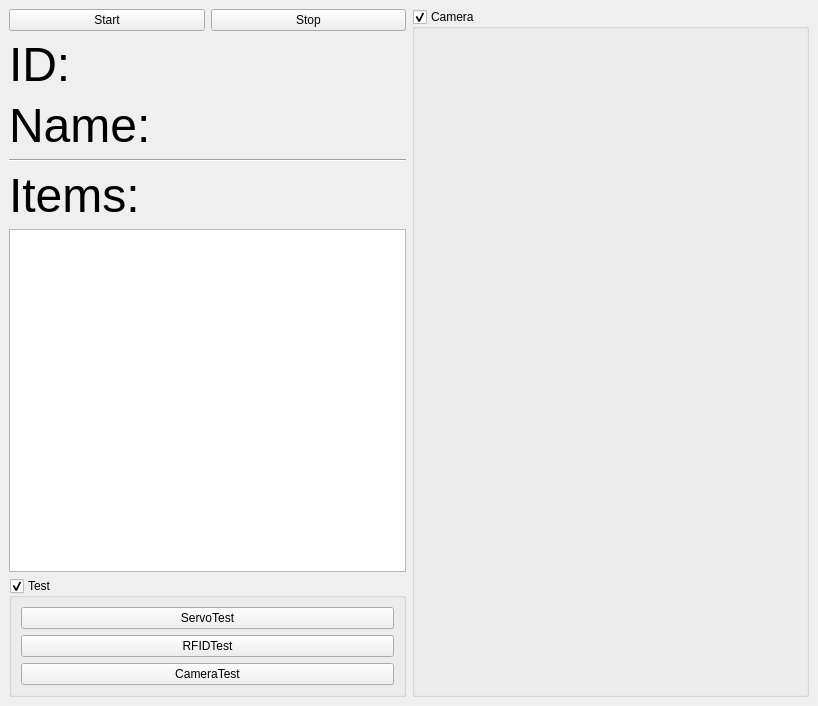
Qt form mainwindow.ui (wh201906/Pharmacy_Robot) before a commit.
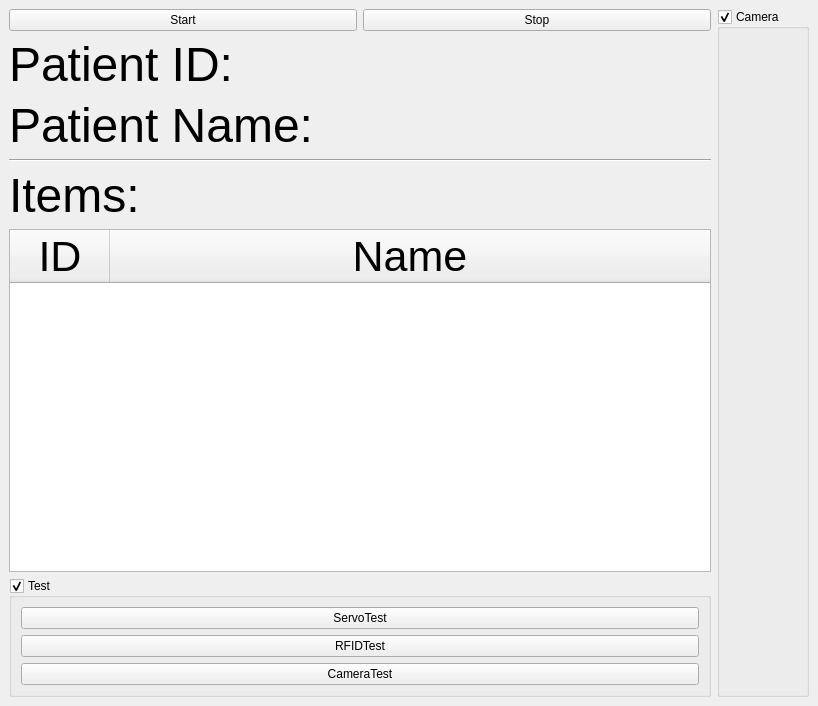
The same form after that commit.

Patch:
```diff
--- a/mainwindow.ui
+++ b/mainwindow.ui
@@ -43,7 +43,7 @@
          </font>
         </property>
         <property name="text">
-         <string>ID:</string>
+         <string>Patient ID:</string>
         </property>
        </widget>
       </item>
@@ -55,7 +55,7 @@
          </font>
         </property>
         <property name="text">
-         <string>Name:</string>
+         <string>Patient Name:</string>
         </property>
        </widget>
       </item>
@@ -79,18 +79,34 @@
        </widget>
       </item>
       <item>
-       <widget class="QListWidget" name="drugListWidget">
-        <property name="sizePolicy">
-         <sizepolicy hsizetype="Preferred" vsizetype="Expanding">
-          <horstretch>0</horstretch>
-          <verstretch>0</verstretch>
-         </sizepolicy>
-        </property>
+       <widget class="QTableWidget" name="drugTableWidget">
         <property name="font">
          <font>
-          <pointsize>36</pointsize>
+          <pointsize>32</pointsize>
          </font>
         </property>
+        <property name="columnCount">
+         <number>2</number>
+        </property>
+        <attribute name="horizontalHeaderCascadingSectionResizes">
+         <bool>false</bool>
+        </attribute>
+        <attribute name="horizontalHeaderStretchLastSection">
+         <bool>true</bool>
+        </attribute>
+        <attribute name="verticalHeaderVisible">
+         <bool>false</bool>
+        </attribute>
+        <column>
+         <property name="text">
+          <string>ID</string>
+         </property>
+        </column>
+        <column>
+         <property name="text">
+          <string>Name</string>
+         </property>
+        </column>
        </widget>
       </item>
       <item>
```
